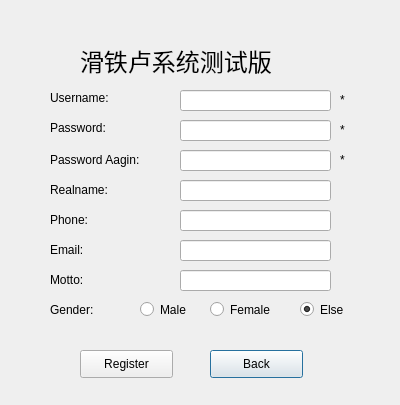
The window that Qt/TrainBoom/register.ui (zidaneandmessi/TrainBoom_FrontEnd) describes before a commit, drawn with Qt 5.
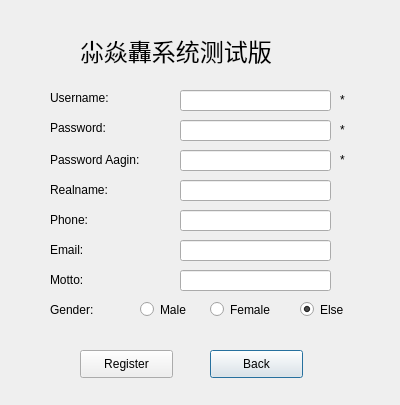
The same window after the commit.

Diff of the .ui file:
```diff
--- a/Qt/TrainBoom/register.ui
+++ b/Qt/TrainBoom/register.ui
@@ -49,19 +49,19 @@
    <property name="geometry">
     <rect>
      <x>80</x>
-     <y>40</y>
+     <y>30</y>
      <width>251</width>
      <height>41</height>
     </rect>
    </property>
    <property name="font">
     <font>
-     <family>锐字工房绽放黑简1.0</family>
+     <family>等线</family>
      <pointsize>18</pointsize>
     </font>
    </property>
    <property name="text">
-    <string>滑铁卢系统测试版</string>
+    <string>尛焱轟系统测试版</string>
    </property>
   </widget>
   <widget class="QLabel" name="label">
```
